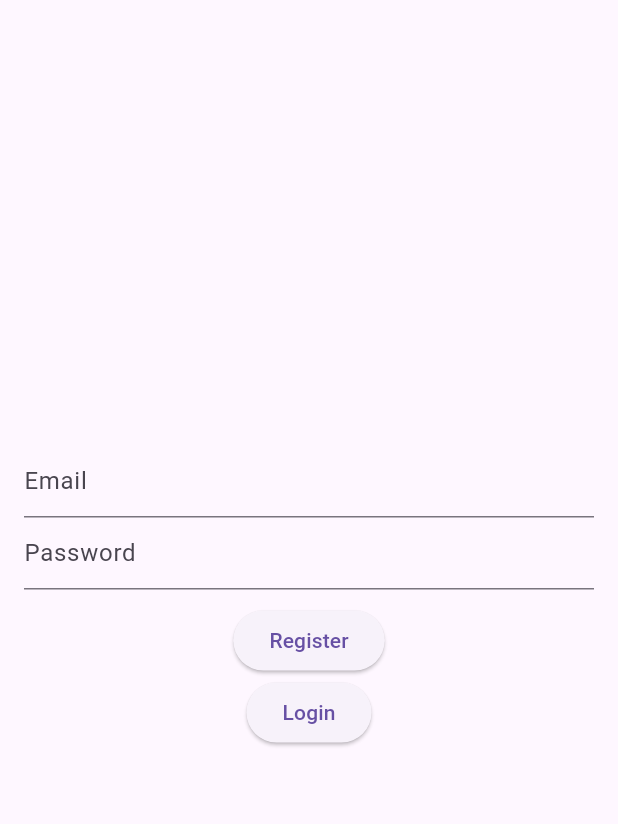
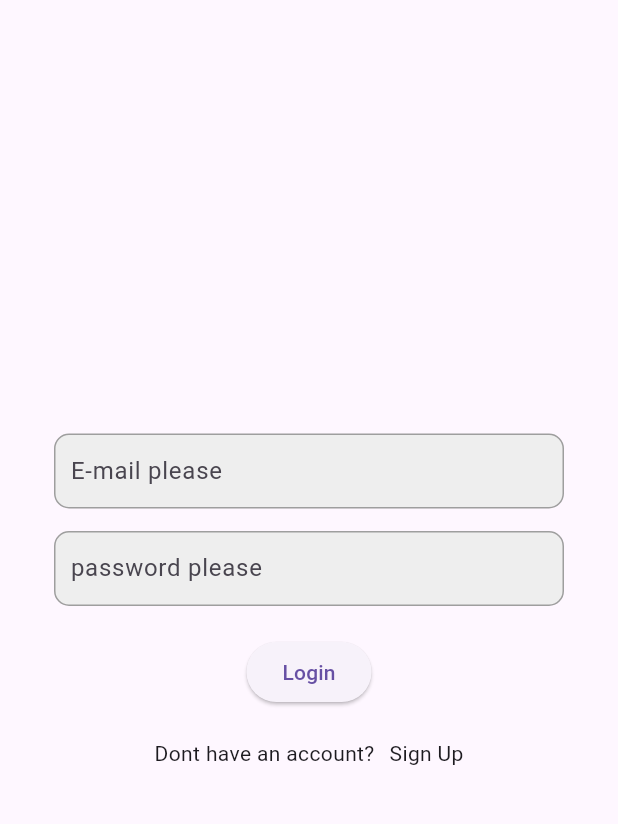
Before and after one commit to sayedsinan/machine_test, a Flutter app: the screen it shows after launch, on a phone screen of 412 x 824 dp, the part 63-887 px from its top. Run offline on Flutter 3.47's test engine with Material 3 defaults, Android fonts, the phone set to English and light mode, and no system bars; our stand-ins replace cloud_firestore, firebase_auth, firebase_core, flutter_local_notifications, get; accounts and stored records are empty.

```diff
--- a/lib/controller/controller.dart
+++ b/lib/controller/controller.dart
@@ -31,7 +31,9 @@ class AuthController extends GetxController {
       await auth.createUserWithEmailAndPassword(
           email: email, password: password);
     } catch (e) {
-      Get.snackbar('Error', e.toString(), snackPosition: SnackPosition.BOTTOM);
+      Get.snackbar(
+          'Error', 'Please check if you have enterd correct credentials',
+          snackPosition: SnackPosition.BOTTOM);
     }
   }
 
@@ -39,7 +41,8 @@ class AuthController extends GetxController {
     try {
       await auth.signInWithEmailAndPassword(email: email, password: password);
     } catch (e) {
-      Get.snackbar('Error', e.toString(), snackPosition: SnackPosition.BOTTOM);
+      Get.snackbar('Error', 'Please check your credentials',
+          snackPosition: SnackPosition.BOTTOM);
     }
   }
 
--- a/lib/view/auth/auth_gate.dart
+++ b/lib/view/auth/auth_gate.dart
@@ -1,7 +1,9 @@
 // auth_screen.dart
 import 'package:flutter/material.dart';
+import 'package:flutter/widgets.dart';
 import 'package:get/get.dart';
 import 'package:machine_test/controller/controller.dart';
+import 'package:machine_test/view/auth/sign_up.dart';
 
 class AuthScreen extends StatelessWidget {
   final AuthController authController = Get.find<AuthController>();
@@ -12,31 +14,77 @@ class AuthScreen extends StatelessWidget {
   @override
   Widget build(BuildContext context) {
     return Scaffold(
-      appBar: AppBar(title: Text('Task Management App')),
+      appBar: AppBar(
+        title: Text('Task Management App'),
+        automaticallyImplyLeading: false,
+      ),
       body: Center(
         child: Padding(
           padding: EdgeInsets.all(16.0),
           child: Column(
             mainAxisAlignment: MainAxisAlignment.center,
             children: [
-              TextField(
-                controller: emailController,
-                keyboardType: TextInputType.emailAddress,
-                decoration: InputDecoration(hintText: 'Email'),
+              Padding(
+                padding:
+                    EdgeInsets.only(top: 5, left: 20, right: 20, bottom: 10),
+                child: Container(
+                  height: 50, // Adjust height as needed
+                  width: double.infinity, // Expands to full width
+                  decoration: BoxDecoration(
+                    color: Colors.grey[200], // Set background color
+                    borderRadius:
+                        BorderRadius.circular(10.0), // Add border radius
+                    border: Border.all(
+                      // Optional border
+                      color: Colors.grey,
+                      width: 1.0,
+                    ),
+                  ),
+                  child: Padding(
+                    padding: const EdgeInsets.symmetric(
+                        horizontal: 10.0), // Add padding
+                    child: TextField(
+                      controller: emailController,
+                      decoration: InputDecoration(
+                        hintText: 'E-mail please',
+                        // Remove default border
+                        border: InputBorder.none,
+                      ),
+                    ),
+                  ),
+                ),
               ),
-              TextField(
-                controller: passwordController,
-                obscureText: true,
-                decoration: InputDecoration(hintText: 'Password'),
+              Padding(
+                padding:
+                    EdgeInsets.only(top: 5, left: 20, right: 20, bottom: 10),
+                child: Container(
+                  height: 50, // Adjust height as needed
+                  width: double.infinity, // Expands to full width
+                  decoration: BoxDecoration(
+                    color: Colors.grey[200], // Set background color
+                    borderRadius:
+                        BorderRadius.circular(10.0), // Add border radius
+                    border: Border.all(
+                      // Optional border
+                      color: Colors.grey,
+                      width: 1.0,
+                    ),
+                  ),
+                  child: Padding(
+                    padding: const EdgeInsets.symmetric(
+                        horizontal: 10.0), // Add padding
+                    child: TextField(
+                      controller: passwordController,
+                      decoration: InputDecoration(
+                        hintText: 'password please',
+                        // Remove default border
+                        border: InputBorder.none,
+                      ),
+                    ),
+                  ),
+                ),
               ),
               SizedBox(height: 10),
-              ElevatedButton(
-                onPressed: () {
-                  authController.register(
-                      emailController.text, passwordController.text);
-                },
-                child: Text('Register'),
-              ),
               ElevatedButton(
                 onPressed: () {
                   authController.login(
@@ -44,6 +92,22 @@ class AuthScreen extends StatelessWidget {
                 },
                 child: Text('Login'),
               ),
+              SizedBox(height: 20),
+              Row(
+                crossAxisAlignment: CrossAxisAlignment.center,
+                mainAxisAlignment: MainAxisAlignment.center,
+                children: [
+                  Text('Dont have an account?'),
+                  SizedBox(
+                    width: 10,
+                  ),
+                  GestureDetector(
+                      onTap: () {
+                        Get.to(SignUp());
+                      },
+                      child: Text('Sign Up'))
+                ],
+              )
             ],
           ),
         ),
```
Also changed, not shown: lib/controller/task_controller.dart (+9 -10 lines), lib/view/auth/sign_up.dart (added, +134 -0 lines), 3 other files.
